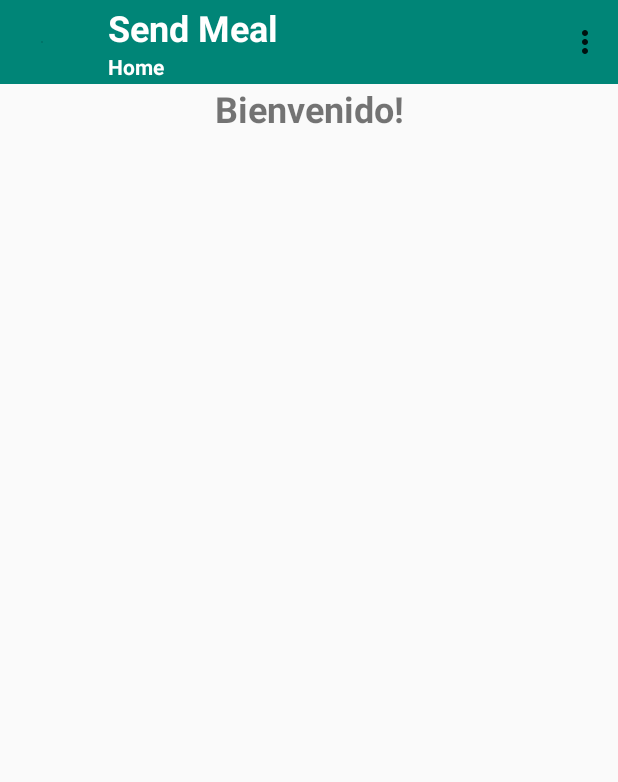
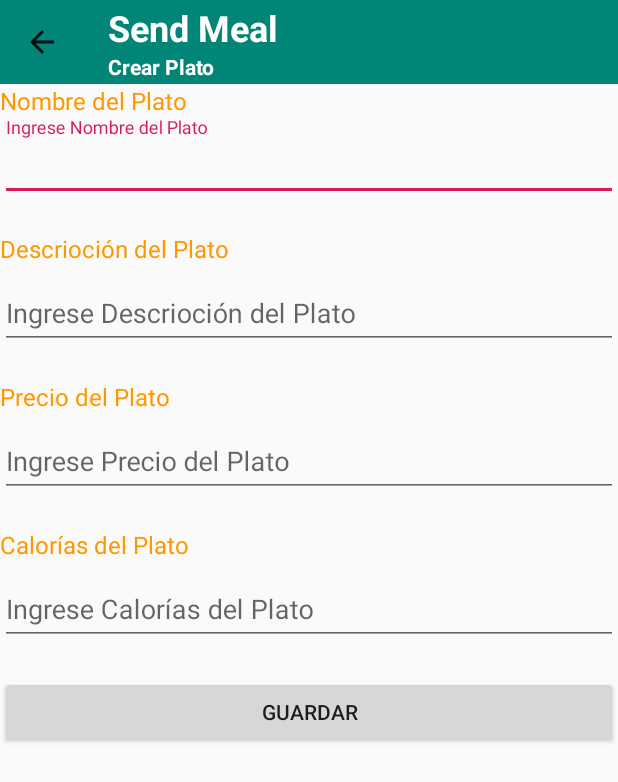
Before and after one commit to HerniiGoH/SendMeal, an Android app: the screen it shows after launch (HOME before the commit, CrearItem after it), in the options menu, after a tap on "Crear Item", on a phone screen of 412 x 824 dp. Shown: the top 782 px of the screen. Run offline under Robolectric (Android 15) with nearby library versions, the phone set to English and light mode, and no system bars.

Commit message:
"Ya se pueden crear platos, los platos creados quedan en memoria. Se acomodaron algunas navegabilidades en el registro de usuario."

```diff
--- a/app/src/main/java/isi/dam/sendmeal/HOME.java
+++ b/app/src/main/java/isi/dam/sendmeal/HOME.java
@@ -32,7 +32,10 @@ public class HOME extends AppCompatActivity {
                 startActivity(i1);
                 return true;
 
-            case R.id.op_02: return true;
+            case R.id.op_02:
+                Intent i2 = new Intent(this, CrearItem.class);
+                startActivity(i2);
+                return true;
 
             case R.id.op_03: return true;
 
--- /dev/null
+++ b/app/src/main/res/layout/activity_crear_item.xml
@@ -0,0 +1,142 @@
+<?xml version="1.0" encoding="utf-8"?>
+<LinearLayout xmlns:android="http://schemas.android.com/apk/res/android"
+    xmlns:app="http://schemas.android.com/apk/res-auto"
+    xmlns:tools="http://schemas.android.com/tools"
+    android:layout_width="match_parent"
+    android:layout_height="match_parent"
+    android:orientation="vertical"
+    tools:context=".CrearItem">
+
+    <androidx.appcompat.widget.Toolbar
+        android:id="@+id/toolbar_crear_item"
+        android:layout_width="match_parent"
+        android:layout_height="wrap_content"
+        app:titleTextColor="@android:color/white"
+        android:background="?attr/colorPrimary"
+        android:minHeight="?attr/actionBarSize"
+        android:theme="?attr/actionBarTheme"
+        app:navigationIcon="?attr/homeAsUpIndicator">
+
+        <LinearLayout
+            android:layout_width="match_parent"
+            android:layout_height="match_parent"
+            android:orientation="vertical">
+
+            <TextView
+                android:id="@+id/TituloApp"
+                android:layout_width="wrap_content"
+                android:layout_height="wrap_content"
+                android:text="@string/app_name"
+                android:gravity="center"
+                android:textColor="@android:color/white"
+                android:textSize="24sp"
+                android:textStyle="bold" />
+
+            <TextView
+                android:id="@+id/SubtituloRegistro"
+                android:layout_width="wrap_content"
+                android:layout_height="wrap_content"
+                android:text="@string/CrearPlatoString"
+                android:gravity="center"
+                android:textColor="@android:color/white"
+                android:textSize="14sp"
+                android:textStyle="bold" />
+
+        </LinearLayout>
+
+    </androidx.appcompat.widget.Toolbar>
+
+    <TextView
+        android:id="@+id/textView9"
+        android:layout_width="match_parent"
+        android:layout_height="wrap_content"
+        android:textSize="@dimen/etiquetas"
+        android:textColor="@color/colorEtiqueta"
+        android:text="@string/PlatoNombreString" />
+
+    <com.google.android.material.textfield.TextInputLayout
+        android:id="@+id/ingresoNombrePlato"
+        android:layout_width="match_parent"
+        android:layout_height="wrap_content"
+        app:errorEnabled="true">
+
+        <com.google.android.material.textfield.TextInputEditText
+            android:layout_width="match_parent"
+            android:layout_height="wrap_content"
+            android:singleLine="true"
+            android:hint="@string/HintPlatoNombreString" />
+    </com.google.android.material.textfield.TextInputLayout>
+
+    <TextView
+        android:id="@+id/textView10"
+        android:layout_width="match_parent"
+        android:layout_height="wrap_content"
+        android:textSize="@dimen/etiquetas"
+        android:textColor="@color/colorEtiqueta"
+        android:text="@string/PlatoDescripcionString" />
+
+    <com.google.android.material.textfield.TextInputLayout
+        android:id="@+id/ingresoDescripcionPlato"
+        android:layout_width="match_parent"
+        android:layout_height="wrap_content"
+        app:errorEnabled="true">
+
+        <com.google.android.material.textfield.TextInputEditText
+            android:layout_width="match_parent"
+            android:layout_height="wrap_content"
+            android:singleLine="true"
+            android:hint="@string/HintPlatoDescripcionString" />
+
+    </com.google.android.material.textfield.TextInputLayout>
+
+    <TextView
+        android:id="@+id/textView11"
+        android:layout_width="match_parent"
+        android:layout_height="wrap_content"
+        android:textSize="@dimen/etiquetas"
+        android:textColor="@color/colorEtiqueta"
+        android:text="@string/PlatoPrecioString" />
+
+    <com.google.android.material.textfield.TextInputLayout
+        android:id="@+id/ingresoPrecioPlato"
+        android:layout_width="match_parent"
+        android:layout_height="wrap_content"
+        app:errorEnabled="true">
+
+        <com.google.android.material.textfield.TextInputEditText
+            android:layout_width="match_parent"
+            android:layout_height="wrap_content"
+            android:inputType="numberDecimal"
+            android:singleLine="true"
+            android:hint="@string/HintPlatoPrecioString" />
+    </com.google.android.material.textfield.TextInputLayout>
+
+    <TextView
+        android:id="@+id/textView12"
+        android:layout_width="match_parent"
+        android:layout_height="wrap_content"
+        android:textSize="@dimen/etiquetas"
+        android:textColor="@color/colorEtiqueta"
+        android:text="@string/PlatoCaloriasString" />
+
+    <com.google.android.material.textfield.TextInputLayout
+        android:id="@+id/ingresoCaloriasPlato"
+        android:layout_width="match_parent"
+        android:layout_height="wrap_content"
+        app:errorEnabled="true">
+
+        <com.google.android.material.textfield.TextInputEditText
+            android:layout_width="match_parent"
+            android:layout_height="wrap_content"
+            android:inputType="numberDecimal"
+            android:singleLine="true"
+            android:hint="@string/HintPlatoCaloriasString" />
+
+    </com.google.android.material.textfield.TextInputLayout>
+
+    <Button
+        android:id="@+id/buttonRegistrarPlato"
+        android:layout_width="match_parent"
+        android:layout_height="wrap_content"
+        android:text="@string/PlatoGuardarString" />
+</LinearLayout>
--- a/app/src/main/res/values/strings.xml
+++ b/app/src/main/res/values/strings.xml
@@ -2,13 +2,13 @@
     <string name="app_name">Send Meal</string>
     <string name="HomeString">Home</string>
     <string name="RegistrarString">Registrar Usuario</string>
+    <string name="CrearPlatoString">Crear Plato</string>
 
     <string name="NombreString">Nombre</string>
     <string name="ClaveString">Clave</string>
     <string name="RepetirClaveString">Repetir Clave</string>
     <string name="CorreoString">Correo Electrónico</string>
     <string name="TarjetaString">Tarjeta de Crédito</string>
-
     <string name="TipoCuentaString">Tipo de Cuenta</string>
     <string name="TipoCuentaBaseString">Base</string>
     <string name="TipoCuentaPremiumString">Premium</string>
@@ -33,6 +33,17 @@
     <string name="HintAliasCBUString">Ingrese Alias CBU</string>
     <string name="HintCBUString">Ingrese CBU</string>
 
+    <string name="PlatoNombreString">Nombre del Plato</string>
+    <string name="PlatoDescripcionString">Descrioción del Plato</string>
+    <string name="PlatoPrecioString">Precio del Plato</string>
+    <string name="PlatoCaloriasString">Calorías del Plato</string>
+    <string name="PlatoGuardarString">Guardar</string>
+
+    <string name="HintPlatoNombreString">Ingrese Nombre del Plato</string>
+    <string name="HintPlatoDescripcionString">Ingrese Descrioción del Plato</string>
+    <string name="HintPlatoPrecioString">Ingrese Precio del Plato</string>
+    <string name="HintPlatoCaloriasString">Ingrese Calorías del Plato</string>
+
     <string name="menu_op_01">Registrar</string>
     <string name="menu_op_02">Crear Item</string>
     <string name="menu_op_03">Lista de Items</string>
```
Also changed, not shown: app/src/main/AndroidManifest.xml (+8 -5 lines), app/src/main/java/isi/dam/sendmeal/CrearItem.java (added, +114 -0 lines), app/src/main/java/isi/dam/sendmeal/Domain/Plato.java (added, +183 -0 lines), app/src/main/res/layout/activity_main.xml (+5 -8 lines).
